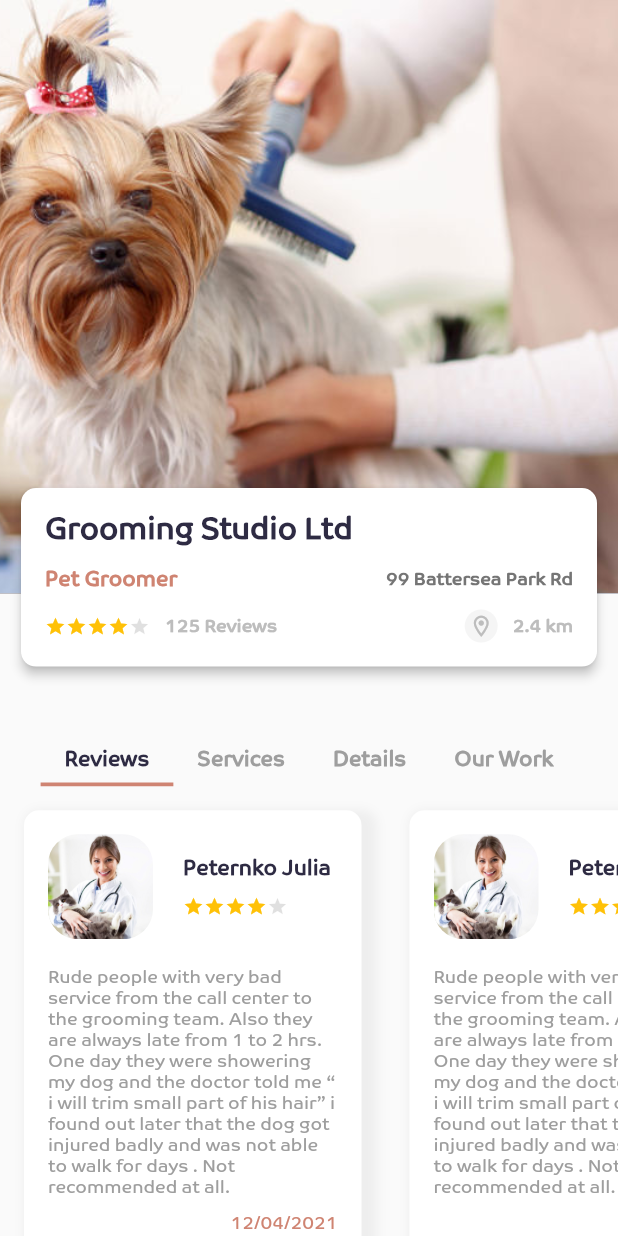
After one commit to AmrEzz0111/petcare, a Flutter app: the GroomingDetailScreen screen opened directly, on a phone screen of 412 x 824 dp. The commit adds this screen. Run offline on Flutter 3.47's test engine with Material 2 defaults, Android fonts, the phone set to English and light mode, and no system bars; drawn by our look-alikes of flutter_rating_bar; our stand-ins replace font_awesome_flutter, google_maps_flutter, table_calendar; missing offline and left inert: intro_views_flutter; network calls fail; project files that could hold a hidden picture were left out.

Commit message:
grooming

```diff
--- a/lib/authentication/booking.dart
+++ b/lib/authentication/booking.dart
@@ -214,7 +214,7 @@ class _BookingState extends State<Booking> {
             ),
           ),
         ),
-        GoogleMapWidget(),
+        Container(height: 500, width: 500, child: GoogleMapWidget()),
       ],
     ));
   }
--- a/lib/main.dart
+++ b/lib/main.dart
@@ -1,5 +1,6 @@
 import 'package:flutter/material.dart';
 import 'package:flutter/services.dart';
+import 'package:pet_care/pet_services/grooming/grooming_screen.dart';
 import 'package:pet_care/slpash_screen/splash_view.dart';
 
 void main() {
@@ -17,7 +18,7 @@ class MyApp extends StatelessWidget {
       theme: ThemeData(
         visualDensity: VisualDensity.adaptivePlatformDensity,
       ),
-      home: SplashScreen(),
+      home: GroomingScreen(),
     );
   }
 }
--- /dev/null
+++ b/lib/pet_services/grooming/grooming_details_screen.dart
@@ -0,0 +1,247 @@
+import 'package:flutter/material.dart';
+import 'package:flutter_rating_bar/flutter_rating_bar.dart';
+import 'package:pet_care/colors/style.dart';
+import 'package:pet_care/pet_services/grooming/groom_place_details.dart';
+import 'package:pet_care/pet_services/grooming/grooming_place_work.dart';
+import 'package:pet_care/pet_services/grooming/pet_groom_service.dart';
+import 'package:pet_care/pet_services/grooming/review_screen.dart';
+
+class GroomingDetailScreen extends StatefulWidget {
+  @override
+  _GroomingDetailScreenState createState() => _GroomingDetailScreenState();
+}
+
+class _GroomingDetailScreenState extends State<GroomingDetailScreen>
+    with TickerProviderStateMixin {
+  TabController controller;
+  @override
+  void initState() {
+    controller = new TabController(length: 4, vsync: this);
+    super.initState();
+  }
+
+  @override
+  Widget build(BuildContext context) {
+    return Scaffold(
+      body: SingleChildScrollView(
+        child: Column(
+          mainAxisSize: MainAxisSize.min,
+          children: [
+            Container(
+              width: MediaQuery.of(context).size.width,
+              height: MediaQuery.of(context).size.height * .59,
+              child: Stack(
+                fit: StackFit.expand,
+                alignment: Alignment.center,
+                children: <Widget>[
+                  Positioned(
+                    top: 0,
+                    child: Container(
+                        color: Color(0xFF2e2b43),
+                        width: MediaQuery.of(context).size.width,
+                        height: MediaQuery.of(context).size.height * .48,
+                        child: Image.asset(
+                          "assets/images/petGroom.jpg",
+                          fit: BoxFit.cover,
+                        )),
+                  ),
+                  Positioned(
+                    top: MediaQuery.of(context).size.height * .39,
+                    left: 10,
+                    right: 10,
+                    child: Card(
+                      elevation: 3,
+                      color: Colors.white,
+                      shape: RoundedRectangleBorder(
+                          borderRadius: BorderRadius.circular(10)),
+                      child: Container(
+                        child: Padding(
+                          padding: const EdgeInsets.all(16.0),
+                          child: Column(
+                            crossAxisAlignment: CrossAxisAlignment.start,
+                            children: [
+                              Text(
+                                'Grooming Studio Ltd',
+                                style: TextStyle(
+                                    color: AppTheme.bgColor,
+                                    fontFamily: 'coRegular',
+                                    fontSize: 20,
+                                    fontWeight: FontWeight.bold),
+                              ),
+                              SizedBox(
+                                height: 12,
+                              ),
+                              Row(
+                                mainAxisAlignment:
+                                    MainAxisAlignment.spaceBetween,
+                                children: [
+                                  Text(
+                                    'Pet Groomer',
+                                    style: TextStyle(
+                                        color: AppTheme.appDark,
+                                        fontFamily: 'coRegular',
+                                        fontSize: 14,
+                                        fontWeight: FontWeight.bold),
+                                  ),
+                                  Text(
+                                    '99 Battersea Park Rd',
+                                    style: TextStyle(
+                                        color: Colors.grey[600],
+                                        fontFamily: 'coRegular',
+                                        fontSize: 12,
+                                        fontWeight: FontWeight.w600),
+                                  ),
+                                ],
+                              ),
+                              SizedBox(
+                                height: 12,
+                              ),
+                              Row(
+                                mainAxisAlignment:
+                                    MainAxisAlignment.spaceBetween,
+                                children: [
+                                  Row(
+                                    children: [
+                                      RatingBar(
+                                        initialRating: 4.5,
+                                        direction: Axis.horizontal,
+                                        allowHalfRating: true,
+                                        ignoreGestures: true,
+                                        itemSize: 14,
+                                        itemCount: 5,
+                                        ratingWidget: RatingWidget(
+                                          full: Icon(
+                                            Icons.star,
+                                            color: Colors.amber,
+                                          ),
+                                          half: Icon(
+                                            Icons.star,
+                                            color: Colors.black12,
+                                          ),
+                                          empty: Icon(
+                                            Icons.star,
+                                            color: Colors.black12,
+                                          ),
+                                        ),
+                                        onRatingUpdate: (rating) {
+                                          print(rating);
+                                        },
+                                      ),
+                                      SizedBox(
+                                        width: 10,
+                                      ),
+                                      Text(
+                                        '125 Reviews',
+                                        style: TextStyle(
+                                            color: Colors.grey[400],
+                                            fontFamily: 'coRegular',
+                                            fontSize: 12,
+                                            fontWeight: FontWeight.w600),
+                                      ),
+                                    ],
+                                  ),
+                                  Row(
+                                    children: [
+                                      CircleAvatar(
+                                        radius: 11,
+                                        backgroundColor: Colors.grey[100],
+                                        child: Center(
+                                          child: Icon(
+                                            Icons.location_on_outlined,
+                                            color: Colors.grey[400],
+                                            size: 17,
+                                          ),
+                                        ),
+                                      ),
+                                      SizedBox(
+                                        width: 10,
+                                      ),
+                                      Text(
+                                        '2.4 km',
+                                        style: TextStyle(
+                                            color: Colors.grey[400],
+                                            fontFamily: 'coRegular',
+                                            fontSize: 12,
+                                            fontWeight: FontWeight.w600),
+                                      ),
+                                    ],
+                                  ),
+                                ],
+                              ),
+                            ],
+                          ),
+                        ),
+                      ),
+                    ),
+                  ),
+                ],
+              ),
+            ),
+            SizedBox(
+              height: 5,
+            ),
+            buildTabbar(),
+            buildExpandedTabBarView()
+          ],
+        ),
+      ),
+    );
+  }
+
+  buildTabbar() {
+    return Container(
+      height: 33,
+      child: TabBar(
+          indicatorWeight: 2.5,
+          labelColor: AppTheme.bgColor,
+          indicatorColor: AppTheme.appDark,
+          labelStyle: TextStyle(
+            fontWeight: FontWeight.w600,
+            fontFamily: 'coRegular',
+            fontSize: 14,
+          ),
+          isScrollable: true,
+          controller: controller,
+          unselectedLabelColor: Colors.grey,
+          indicatorSize: TabBarIndicatorSize.tab,
+          tabs: [
+            Tab(
+              child: Text(
+                'Reviews',
+              ),
+            ),
+            Tab(
+              child: Text(
+                'Services',
+              ),
+            ),
+            Tab(
+              child: Text(
+                'Details',
+              ),
+            ),
+            Tab(
+              child: Text(
+                'Our Work',
+              ),
+            ),
+          ]),
+    );
+  }
+
+  buildExpandedTabBarView() {
+    return Container(
+      height: 330,
+      child: TabBarView(
+        physics: NeverScrollableScrollPhysics(),
+        controller: controller,
+        children: <Widget>[
+          ReviewScreen(),
+          PetGroomService(),
+          GroomPlaceDetails(),
+          GroomingPlaceWork(),
+        ],
+      ),
+    );
+  }
+}
--- /dev/null
+++ b/lib/pet_services/grooming/review_screen.dart
@@ -0,0 +1,19 @@
+import 'package:flutter/material.dart';
+import 'package:pet_care/widgets/review_widget.dart';
+
+class ReviewScreen extends StatefulWidget {
+  @override
+  _ReviewScreenState createState() => _ReviewScreenState();
+}
+
+class _ReviewScreenState extends State<ReviewScreen> {
+  @override
+  Widget build(BuildContext context) {
+    return ListView.builder(
+        itemCount: 5,
+        scrollDirection: Axis.horizontal,
+        itemBuilder: (BuildContext context, int index) {
+          return ReviewWidget();
+        });
+  }
+}
--- a/lib/veterinarian/veterinarian_view.dart
+++ b/lib/veterinarian/veterinarian_screen.dart
@@ -1,5 +1,6 @@
 import 'package:flutter/material.dart';
 import 'package:pet_care/colors/style.dart';
+import 'package:pet_care/veterinarian/specialists_screen.dart';
 import 'package:pet_care/widgets/veterinarian_item.dart';
 
 class VeterinarianView extends StatefulWidget {
@@ -161,7 +162,7 @@ class _VeterinarianViewState extends State<VeterinarianView>
     return TabBarView(
       controller: controller,
       children: <Widget>[
-        VeterinarianItem(),
+        SpecialistScreen(),
         VeterinarianItem(),
       ],
     );
--- a/lib/widgets/appBar.dart
+++ b/lib/widgets/appBar.dart
@@ -21,7 +21,7 @@ class AppBarWidget extends StatelessWidget {
           style: TextStyle(
             color: AppTheme.bgColor,
             fontFamily: 'coRegular',
-            fontSize: 24,
+            fontSize: 20,
           ),
         ),
         leading: leading != null ? leading : Container(),
--- /dev/null
+++ b/lib/widgets/review_widget.dart
@@ -0,0 +1,115 @@
+import 'package:flutter/material.dart';
+import 'package:flutter_rating_bar/flutter_rating_bar.dart';
+import 'package:pet_care/colors/style.dart';
+
+class ReviewWidget extends StatelessWidget {
+  @override
+  Widget build(BuildContext context) {
+    return Padding(
+      padding: const EdgeInsets.all(16.0),
+      child: Container(
+        width: 225,
+        decoration: BoxDecoration(
+            color: Colors.white,
+            borderRadius: BorderRadius.circular(10),
+            boxShadow: [
+              BoxShadow(
+                  color: Colors.grey[200],
+                  offset: Offset(5.0, 5.0),
+                  blurRadius: 5,
+                  spreadRadius: 5),
+            ]),
+        child: Padding(
+          padding: const EdgeInsets.all(16.0),
+          child: Column(
+            crossAxisAlignment: CrossAxisAlignment.start,
+            children: [
+              Row(
+                children: [
+                  Container(
+                    height: 70,
+                    width: 70,
+                    decoration: BoxDecoration(
+                        borderRadius: BorderRadius.circular(20),
+                        image: DecorationImage(
+                            fit: BoxFit.cover,
+                            image: AssetImage('assets/images/DrVet.jpg'))),
+                  ),
+                  SizedBox(
+                    width: 20,
+                  ),
+                  Column(
+                    crossAxisAlignment: CrossAxisAlignment.start,
+                    children: [
+                      Text(
+                        'Peternko Julia',
+                        style: TextStyle(
+                            color: AppTheme.bgColor,
+                            fontFamily: 'coRegular',
+                            fontSize: 14,
+                            fontWeight: FontWeight.bold),
+                      ),
+                      SizedBox(
+                        height: 10,
+                      ),
+                      RatingBar(
+                        initialRating: 4.5,
+                        direction: Axis.horizontal,
+                        allowHalfRating: true,
+                        ignoreGestures: true,
+                        itemSize: 14,
+                        itemCount: 5,
+                        ratingWidget: RatingWidget(
+                          full: Icon(
+                            Icons.star,
+                            color: Colors.amber,
+                          ),
+                          half: Icon(
+                            Icons.star,
+                            color: Colors.black12,
+                          ),
+                          empty: Icon(
+                            Icons.star,
+                            color: Colors.black12,
+                          ),
+                        ),
+                        onRatingUpdate: (rating) {
+                          print(rating);
+                        },
+                      ),
+                    ],
+                  ),
+                ],
+              ),
+              SizedBox(
+                height: 18,
+              ),
+              Text(
+                'Rude people with very bad service from the call center to the grooming team. Also they are always late from 1 to 2 hrs. One day they were showering my dog and the doctor told me “ i will trim small part of his hair” i found out later that the dog got injured badly and was not able to walk for days . Not recommended at all.',
+                style: TextStyle(
+                    color: Colors.grey,
+                    fontFamily: 'coRegular',
+                    fontSize: 12,
+                    fontWeight: FontWeight.w500),
+              ),
+              SizedBox(
+                height: 10,
+              ),
+              Align(
+                alignment: Alignment.bottomRight,
+                child: Text(
+                  '12/04/2021',
+                  style: TextStyle(
+                      color: AppTheme.appDark,
+                      fontFamily: 'coRegular',
+                      fontSize: 12,
+                      fontWeight: FontWeight.w500),
+                ),
+              ),
+            ],
+          ),
+        ),
+      ),
+    );
+  }
+}
--- a/lib/widgets/veterinarian_item.dart
+++ b/lib/widgets/veterinarian_item.dart
@@ -5,7 +5,6 @@ import 'package:pet_care/colors/style.dart';
 class VeterinarianItem extends StatelessWidget {
   @override
   Widget build(BuildContext context) {
-    return ListView.builder(itemBuilder: (BuildContext context, int index) {
     return Padding(
       padding: const EdgeInsets.symmetric(vertical: 8, horizontal: 16),
       child: Container(
@@ -177,6 +176,5 @@ class VeterinarianItem extends StatelessWidget {
         ),
       ),
     );
-    });
   }
 }
```
Also changed, not shown: lib/pet_services/grooming/groom_place_details.dart (added, +162 -0 lines), lib/pet_services/grooming/grooming_place_work.dart (added, +24 -0 lines), lib/pet_services/grooming/grooming_screen.dart (added, +44 -0 lines), lib/pet_services/grooming/pet_groom_service.dart (added, +60 -0 lines), lib/veterinarian/clinic_screen.dart (added, +16 -0 lines), lib/veterinarian/specialists_screen.dart (added, +16 -0 lines), lib/widgets/googleMap.dart (+6 -10 lines), assets/images/grooming.jpg (added), assets/images/nail.jpg (added), assets/images/path.jpeg (added), assets/images/petGroom.jpg (added), 1 other file. Lines whose indentation alone changed are shown as unchanged.
